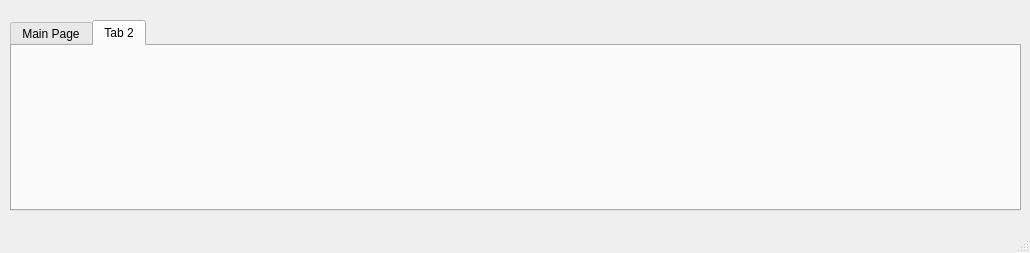
furkankamer/BitcoinWallet, file mainwindow.ui: the form before one commit.
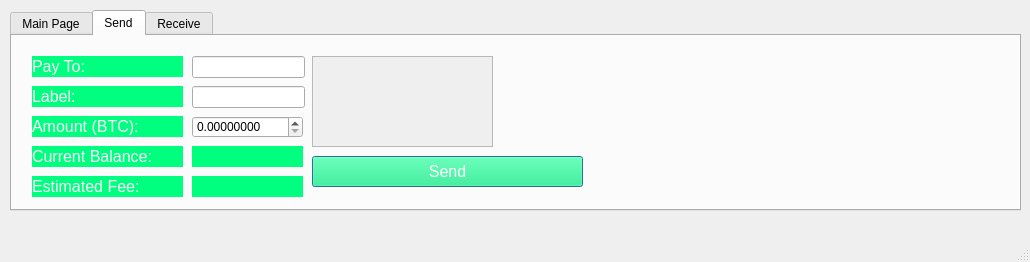
The form after the commit. The open tabs and pages were chosen to show the change.

Commit message: New tabs / UI adjustments

The edit to the form file:
```diff
--- a/mainwindow.ui
+++ b/mainwindow.ui
@@ -7,7 +7,7 @@
     <x>0</x>
     <y>0</y>
     <width>1030</width>
-    <height>253</height>
+    <height>262</height>
    </rect>
   </property>
   <property name="windowTitle">
@@ -34,9 +34,9 @@
     <property name="geometry">
      <rect>
       <x>10</x>
-      <y>20</y>
+      <y>10</y>
       <width>1011</width>
-      <height>191</height>
+      <height>201</height>
      </rect>
     </property>
     <property name="currentIndex">
@@ -346,7 +346,237 @@
     </widget>
     <widget class="QWidget" name="tab_2">
      <attribute name="title">
-      <string>Tab 2</string>
+      <string>Send</string>
+     </attribute>
+     <widget class="QLabel" name="label_3">
+      <property name="geometry">
+       <rect>
+        <x>20</x>
+        <y>20</y>
+        <width>151</width>
+        <height>21</height>
+       </rect>
+      </property>
+      <property name="font">
+       <font>
+        <pointsize>12</pointsize>
+       </font>
+      </property>
+      <property name="text">
+       <string>Pay To:</string>
+      </property>
+     </widget>
+     <widget class="QLineEdit" name="lineEdit_payTo">
+      <property name="geometry">
+       <rect>
+        <x>180</x>
+        <y>20</y>
+        <width>113</width>
+        <height>22</height>
+       </rect>
+      </property>
+     </widget>
+     <widget class="QLabel" name="label_4">
+      <property name="geometry">
+       <rect>
+        <x>20</x>
+        <y>50</y>
+        <width>151</width>
+        <height>21</height>
+       </rect>
+      </property>
+      <property name="font">
+       <font>
+        <pointsize>12</pointsize>
+       </font>
+      </property>
+      <property name="text">
+       <string>Label:</string>
+      </property>
+     </widget>
+     <widget class="QLabel" name="label_5">
+      <property name="geometry">
+       <rect>
+        <x>20</x>
+        <y>80</y>
+        <width>151</width>
+        <height>21</height>
+       </rect>
+      </property>
+      <property name="font">
+       <font>
+        <pointsize>12</pointsize>
+       </font>
+      </property>
+      <property name="text">
+       <string>Amount (BTC):</string>
+      </property>
+     </widget>
+     <widget class="QLineEdit" name="lineEdit_label">
+      <property name="geometry">
+       <rect>
+        <x>180</x>
+        <y>50</y>
+        <width>113</width>
+        <height>22</height>
+       </rect>
+      </property>
+     </widget>
+     <widget class="QDoubleSpinBox" name="doubleSpinBox_amount">
+      <property name="geometry">
+       <rect>
+        <x>180</x>
+        <y>80</y>
+        <width>111</width>
+        <height>22</height>
+       </rect>
+      </property>
+      <property name="decimals">
+       <number>8</number>
+      </property>
+      <property name="maximum">
+       <double>99.989999999999995</double>
+      </property>
+      <property name="singleStep">
+       <double>0.001000000000000</double>
+      </property>
+      <property name="stepType">
+       <enum>QAbstractSpinBox::DefaultStepType</enum>
+      </property>
+     </widget>
+     <widget class="QLabel" name="BalanceText1_2">
+      <property name="geometry">
+       <rect>
+        <x>180</x>
+        <y>110</y>
+        <width>111</width>
+        <height>21</height>
+       </rect>
+      </property>
+      <property name="font">
+       <font>
+        <pointsize>12</pointsize>
+       </font>
+      </property>
+      <property name="text">
+       <string/>
+      </property>
+     </widget>
+     <widget class="QLabel" name="label_6">
+      <property name="geometry">
+       <rect>
+        <x>20</x>
+        <y>110</y>
+        <width>151</width>
+        <height>21</height>
+       </rect>
+      </property>
+      <property name="font">
+       <font>
+        <pointsize>12</pointsize>
+       </font>
+      </property>
+      <property name="text">
+       <string>Current Balance:</string>
+      </property>
+     </widget>
+     <widget class="QPushButton" name="kayit_2">
+      <property name="geometry">
+       <rect>
+        <x>300</x>
+        <y>120</y>
+        <width>271</width>
+        <height>31</height>
+       </rect>
+      </property>
+      <property name="font">
+       <font>
+        <pointsize>12</pointsize>
+       </font>
+      </property>
+      <property name="autoFillBackground">
+       <bool>false</bool>
+      </property>
+      <property name="styleSheet">
+       <string notr="true"/>
+      </property>
+      <property name="text">
+       <string>Send</string>
+      </property>
+      <property name="autoDefault">
+       <bool>true</bool>
+      </property>
+      <property name="default">
+       <bool>true</bool>
+      </property>
+      <property name="flat">
+       <bool>false</bool>
+      </property>
+     </widget>
+     <widget class="QTextEdit" name="text_2">
+      <property name="enabled">
+       <bool>false</bool>
+      </property>
+      <property name="geometry">
+       <rect>
+        <x>300</x>
+        <y>20</y>
+        <width>181</width>
+        <height>91</height>
+       </rect>
+      </property>
+      <property name="font">
+       <font>
+        <pointsize>12</pointsize>
+       </font>
+      </property>
+      <property name="cursor" stdset="0">
+       <cursorShape>ArrowCursor</cursorShape>
+      </property>
+      <property name="readOnly">
+       <bool>false</bool>
+      </property>
+     </widget>
+     <widget class="QLabel" name="label_7">
+      <property name="geometry">
+       <rect>
+        <x>20</x>
+        <y>140</y>
+        <width>151</width>
+        <height>21</height>
+       </rect>
+      </property>
+      <property name="font">
+       <font>
+        <pointsize>12</pointsize>
+       </font>
+      </property>
+      <property name="text">
+       <string>Estimated Fee:</string>
+      </property>
+     </widget>
+     <widget class="QLabel" name="label_feeRate">
+      <property name="geometry">
+       <rect>
+        <x>180</x>
+        <y>140</y>
+        <width>111</width>
+        <height>21</height>
+       </rect>
+      </property>
+      <property name="font">
+       <font>
+        <pointsize>12</pointsize>
+       </font>
+      </property>
+      <property name="text">
+       <string/>
+      </property>
+     </widget>
+    </widget>
+    <widget class="QWidget" name="tab_3">
+     <attribute name="title">
+      <string>Receive</string>
      </attribute>
     </widget>
    </widget>
```
Left out of the diff: 27 changed lines with no effect on the pictures. The commit also changes 1 other file.
